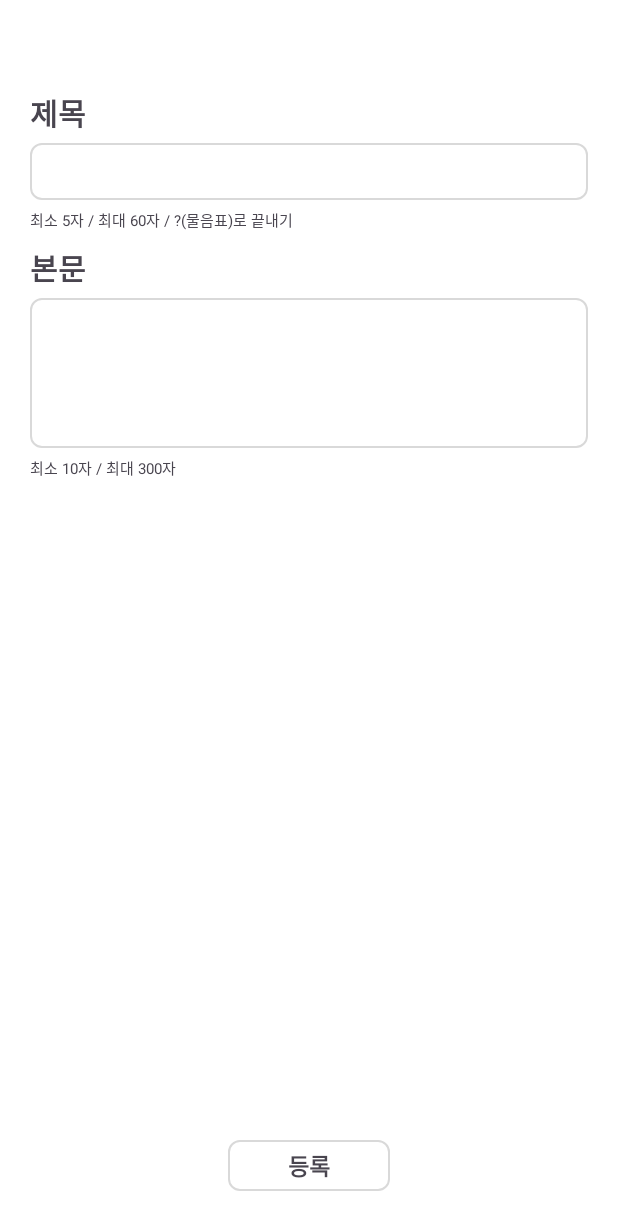
After one commit to qp-official-org/Android, an Android app: the ModifyQuestionActivity screen opened directly, with no data from a screen before it, on a phone screen of 412 x 824 dp. The commit adds this screen. Shown: the top 1230 px of the screen. Run offline under Robolectric (Android 15) with nearby library versions, the phone set to English and light mode, and no system bars; 2 statements that could not run were skipped.

Commit message:
질문수정 화면 추가

```diff
--- a/app/src/main/AndroidManifest.xml
+++ b/app/src/main/AndroidManifest.xml
@@ -28,6 +28,7 @@
         <activity android:name=".NicknameActivity"/>
         <activity android:name=".ProfileActivity"/>
         <activity android:name=".SearchActivity"/>
+        <activity android:name=".ModifyQuestionActivity"/>
     </application>
 
 </manifest>
--- a/app/src/main/java/com/example/qp/MainActivity.kt
+++ b/app/src/main/java/com/example/qp/MainActivity.kt
@@ -30,8 +30,7 @@ class MainActivity : AppCompatActivity() {
 
         questionRVAdapter.setMyItemClickListner(object : QuestionRVAdapter.MyItemClickListner{
             override fun onItemClick(question: Question) {
-                //val intent = Intent(this@MainActivity, DetailedActivity::class.java)
-                val intent = Intent(this@MainActivity, WriteQuestionActivity::class.java)
+                val intent = Intent(this@MainActivity, DetailedActivity::class.java)
                 val gson = Gson()
                 val qJson = gson.toJson(question)
                 intent.putExtra("question", qJson)
--- /dev/null
+++ b/app/src/main/java/com/example/qp/ModifyQuestionActivity.kt
@@ -0,0 +1,96 @@
+package com.example.qp
+
+import android.os.Bundle
+import android.text.Editable
+import android.text.TextWatcher
+import android.util.Log
+import androidx.appcompat.app.AppCompatActivity
+import androidx.core.content.ContextCompat
+import com.example.qp.databinding.ActivityModifyQuestionBinding
+import com.google.gson.Gson
+
+class ModifyQuestionActivity:AppCompatActivity() {
+    private lateinit var binding:ActivityModifyQuestionBinding
+    private var gson= Gson()
+    private lateinit var question:Question
+    private var isTitleValid=true
+    private var isContentValid=true
+    override fun onCreate(savedInstanceState: Bundle?) {
+        super.onCreate(savedInstanceState)
+        binding=ActivityModifyQuestionBinding.inflate(layoutInflater)
+        setContentView(binding.root)
+
+
+        if(intent.hasExtra("modifyQuestion")){
+            val qJson = intent.getStringExtra("modifyQuestion")
+            Log.d("getquestion",qJson.toString())
+            question = gson.fromJson(qJson, Question::class.java)
+        }
+
+        initView()
+        checkTitleEdit()
+        checkContentEdit()
+        updateQuestion()
+
+    }
+    private fun initView(){
+        binding.titleEdit.text=Editable.Factory.getInstance().newEditable(question.title)
+        binding.contentEdit.text=Editable.Factory.getInstance().newEditable(question.content)
+
+    }
+
+    private fun updateQuestion(){
+        binding.registerBtn.setOnClickListener {
+            val title=binding.titleEdit.text.toString()
+            val content=binding.contentEdit.text.toString()
+
+        }
+    }
+
+    private fun checkTitleEdit(){
+        var editText=binding.titleEdit
+        editText.addTextChangedListener(object : TextWatcher {
+            override fun beforeTextChanged(s: CharSequence?, start: Int, count: Int, after: Int) {
+            }
+            override fun onTextChanged(s: CharSequence?, start: Int, before: Int, count: Int) {
+            }
+
+            override fun afterTextChanged(s: Editable?) {
+                if(s!=null){
+                    if(s.length<5 || s[s.length-1]!='?'){
+                        binding.titleInfoTv.setTextColor(ContextCompat.getColor(applicationContext,R.color.red))
+                        isTitleValid=false
+                    }
+                    else{
+                        binding.titleInfoTv.setTextColor(ContextCompat.getColor(applicationContext,R.color.green))
+                        isTitleValid=true
+                    }
+                }
+            }
+
+        })
+    }
+
+    private fun checkContentEdit(){
+        var editText=binding.contentEdit
+        editText.addTextChangedListener(object: TextWatcher {
+            override fun beforeTextChanged(s: CharSequence?, start: Int, count: Int, after: Int) {
+            }
+            override fun onTextChanged(s: CharSequence?, start: Int, before: Int, count: Int) {
+            }
+            override fun afterTextChanged(s: Editable?) {
+                if(s!=null){
+                    if(s.length<10){
+                        binding.contentEditInfoTv.setTextColor(ContextCompat.getColor(applicationContext,R.color.red))
+                        isContentValid=false
+                    }
+                    else{
+                        binding.contentEditInfoTv.setTextColor(ContextCompat.getColor(applicationContext,R.color.green))
+                        isContentValid=true
+                    }
+                }
+            }
+
+        })
+    }
+}
--- a/app/src/main/java/com/example/qp/SearchActivity.kt
+++ b/app/src/main/java/com/example/qp/SearchActivity.kt
@@ -79,7 +79,8 @@ class SearchActivity : AppCompatActivity() {
 
     private fun register(){
         binding.searchRegisterBt.setOnClickListener {
-           Toast.makeText(this, "질문등록 화면으로 전환됩니다!", Toast.LENGTH_LONG).show()
+//           Toast.makeText(this, "질문등록 화면으로 전환됩니다!", Toast.LENGTH_LONG).show()
+            startActivity(Intent(this@SearchActivity,WriteQuestionActivity::class.java))
         }
     }
 
--- /dev/null
+++ b/app/src/main/res/layout/activity_modify_question.xml
@@ -0,0 +1,112 @@
+<?xml version="1.0" encoding="utf-8"?>
+
+
+    <androidx.constraintlayout.widget.ConstraintLayout
+        xmlns:android="http://schemas.android.com/apk/res/android"
+        android:layout_width="match_parent"
+        android:layout_height="match_parent"
+        xmlns:app="http://schemas.android.com/apk/res-auto"
+        android:background="@color/white"
+        android:focusableInTouchMode="true"
+        android:focusable="true">
+
+        <TextView
+            android:id="@+id/title_tv"
+            android:layout_width="wrap_content"
+            android:layout_height="wrap_content"
+            app:layout_constraintTop_toTopOf="parent"
+            app:layout_constraintStart_toStartOf="parent"
+            android:layout_marginStart="20dp"
+            android:layout_marginTop="60dp"
+            android:text="제목"
+            android:textSize="20dp"
+            android:textStyle="bold"/>
+        <EditText
+            android:id="@+id/title_edit"
+            android:layout_width="match_parent"
+            android:layout_height="wrap_content"
+            app:layout_constraintTop_toBottomOf="@id/title_tv"
+            app:layout_constraintStart_toStartOf="parent"
+            android:layout_marginTop="5dp"
+            android:layout_marginHorizontal="20dp"
+            android:background="@drawable/box_white_lined"
+            android:maxLength="60"
+            android:textSize="20sp"
+            android:padding="5dp"
+            android:focusableInTouchMode="true"
+            android:focusable="true"            />
+        <TextView
+            android:id="@+id/title_info_tv"
+            android:layout_width="wrap_content"
+            android:layout_height="wrap_content"
+            app:layout_constraintTop_toBottomOf="@id/title_edit"
+            app:layout_constraintStart_toStartOf="parent"
+            android:layout_marginHorizontal="20dp"
+            android:layout_marginTop="5dp"
+            android:text="최소 5자 / 최대 60자 / ?(물음표)로 끝내기"
+            android:textSize="10dp"
+            android:maxLength="300"/>
+
+
+
+        <TextView
+            android:id="@+id/content_tv"
+            android:layout_width="wrap_content"
+            android:layout_height="wrap_content"
+            app:layout_constraintStart_toStartOf="parent"
+            app:layout_constraintTop_toBottomOf="@id/title_edit"
+            android:layout_marginStart="20dp"
+            android:layout_marginTop="30dp"
+            android:text="본문"
+            android:textSize="20dp"
+            android:textStyle="bold"/>
+        <EditText
+            android:id="@+id/content_edit"
+            android:layout_width="match_parent"
+            android:layout_height="100dp"
+            app:layout_constraintStart_toStartOf="parent"
+            app:layout_constraintTop_toBottomOf="@id/content_tv"
+            android:layout_marginHorizontal="20dp"
+            android:layout_marginTop="5dp"
+            android:background="@drawable/box_white_lined"
+            android:gravity="top"
+            android:padding="5dp"
+            android:textSize="15sp"
+            android:maxLength="300"
+            android:focusableInTouchMode="true"
+            android:focusable="true"/>
+        <TextView
+            android:id="@+id/content_edit_info_tv"
+            android:layout_width="wrap_content"
+            android:layout_height="wrap_content"
+            app:layout_constraintTop_toBottomOf="@id/content_edit"
+            app:layout_constraintStart_toStartOf="parent"
+            android:layout_marginStart="20dp"
+            android:layout_marginTop="5dp"
+            android:text="최소 10자 / 최대 300자"
+            android:textSize="10dp"/>
+
+
+        <TextView
+            android:id="@+id/register_btn"
+            android:layout_width="wrap_content"
+            android:layout_height="wrap_content"
+            app:layout_constraintBottom_toBottomOf="parent"
+            app:layout_constraintStart_toStartOf="parent"
+            app:layout_constraintEnd_toEndOf="parent"
+            android:layout_marginTop="20dp"
+            android:layout_marginBottom="30dp"
+            android:text="등록"
+            android:textSize="15dp"
+            android:textStyle="bold"
+            android:background="@drawable/box_white_lined"
+            android:paddingHorizontal="40dp"
+            android:paddingVertical="5dp"/>
+
+
+
+
+
+
+
+    </androidx.constraintlayout.widget.ConstraintLayout>
```
Also changed, not shown: app/src/main/java/com/example/qp/DetailedActivity.kt (+12 -3 lines), app/src/main/java/com/example/qp/DetailedQResponse.kt (added, +18 -0 lines), app/src/main/java/com/example/qp/ModifyQResponse.kt (added, +17 -0 lines), app/src/main/java/com/example/qp/WriteQResponse.kt (added, +14 -0 lines).
